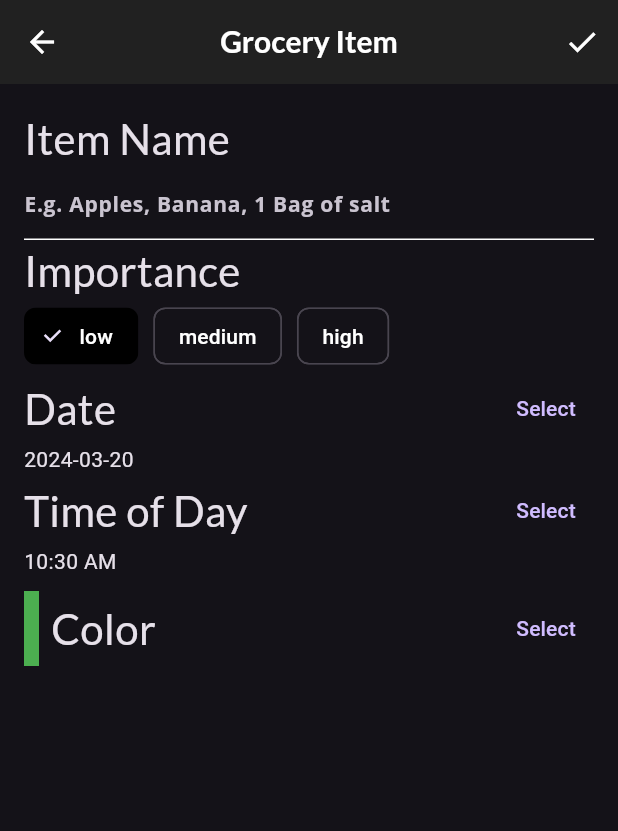
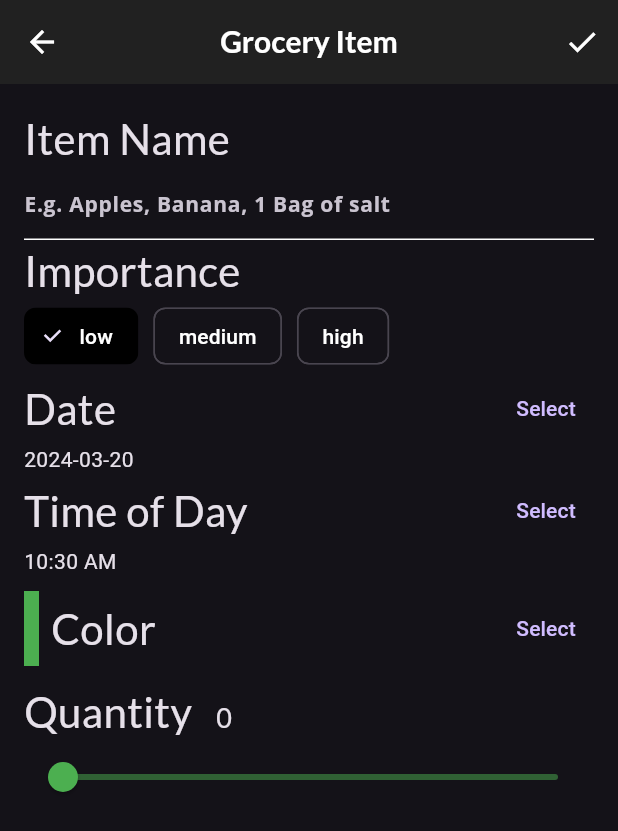
Before and after one commit to oladejomubarak/Fooderlich, a Flutter app: the screen it shows after launch, item 3 of the bottom bar chosen, after a tap on the "add" icon, on a phone screen of 412 x 824 dp. Shown: the top 831 px of the screen. Run offline on Flutter 3.47's test engine with Material 3 defaults, Android fonts, the phone set to English and light mode, and no system bars; our stand-ins replace flutter_colorpicker, google_fonts.

Commit message:
adding items to screen

```diff
--- a/lib/screens/grocery_item_screen.dart
+++ b/lib/screens/grocery_item_screen.dart
@@ -99,6 +99,8 @@ class _GroceryItemScreenState extends State<GroceryItemScreen> {
             const SizedBox(height: 10.0),
             buildColorPicker(context),
             // TODO 18: Add slider
+            const SizedBox(height: 10.0),
+            buildQuantityField(),
             // TODO: 19: Add Grocery Tile
           ],),),
     );
@@ -293,4 +295,46 @@ class _GroceryItemScreenState extends State<GroceryItemScreen> {
             })
       ],);
   }
+  Widget buildQuantityField() {
+    // 1
+    return Column(
+      crossAxisAlignment: CrossAxisAlignment.start,
+      children: [
+        // 2
+        Row(
+          crossAxisAlignment: CrossAxisAlignment.baseline,
+          textBaseline: TextBaseline.alphabetic,
+          children: [
+            Text(
+              'Quantity',
+              style: GoogleFonts.lato(fontSize: 28.0),),
+            const SizedBox(width: 16.0),
+            Text(
+              _currentSliderValue.toInt().toString(),
+              style: GoogleFonts.lato(fontSize: 18.0),),
+          ],
+        ),
+        // 3
+        Slider(
+          // 4
+          inactiveColor: _currentColor.withOpacity(0.5),
+          activeColor: _currentColor,
+          // 5
+          value: _currentSliderValue.toDouble(),
+          // 6
+          min: 0.0,
+          max: 100.0,
+          // 7
+          divisions: 100,
+          // 8
+          label: _currentSliderValue.toInt().toString(),
+          // 9
+          onChanged: (double value) {
+            setState(() {
+              _currentSliderValue = value.toInt();
+            },);
+          },
+        ),
+      ],);
+  }
 }
```
